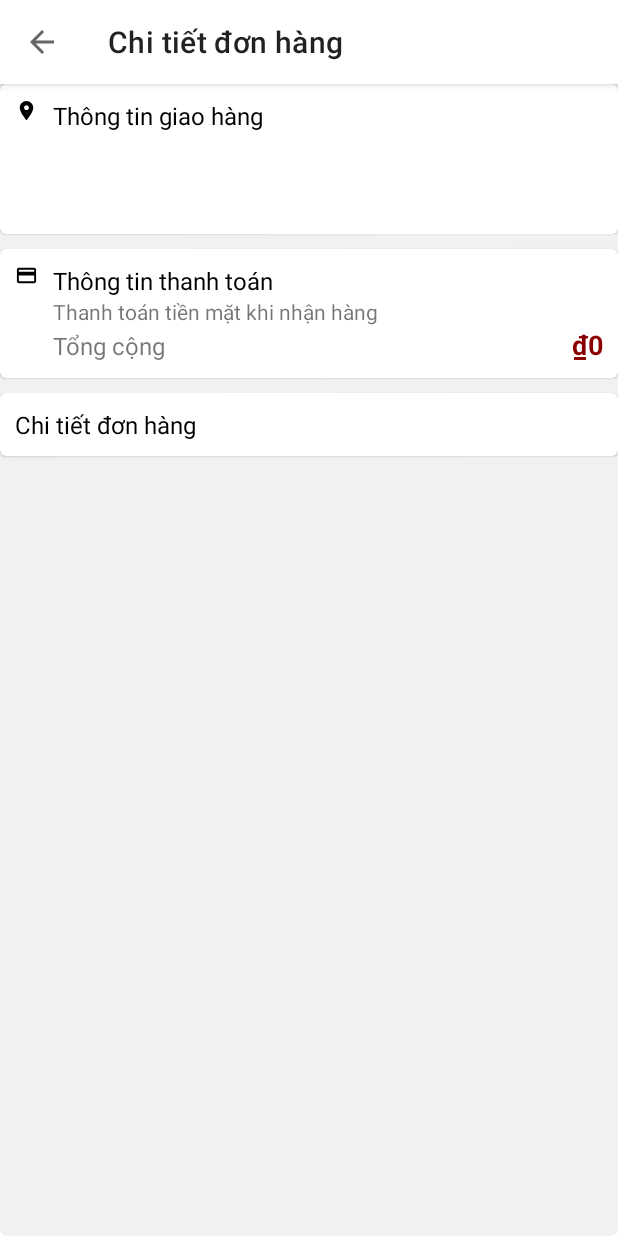
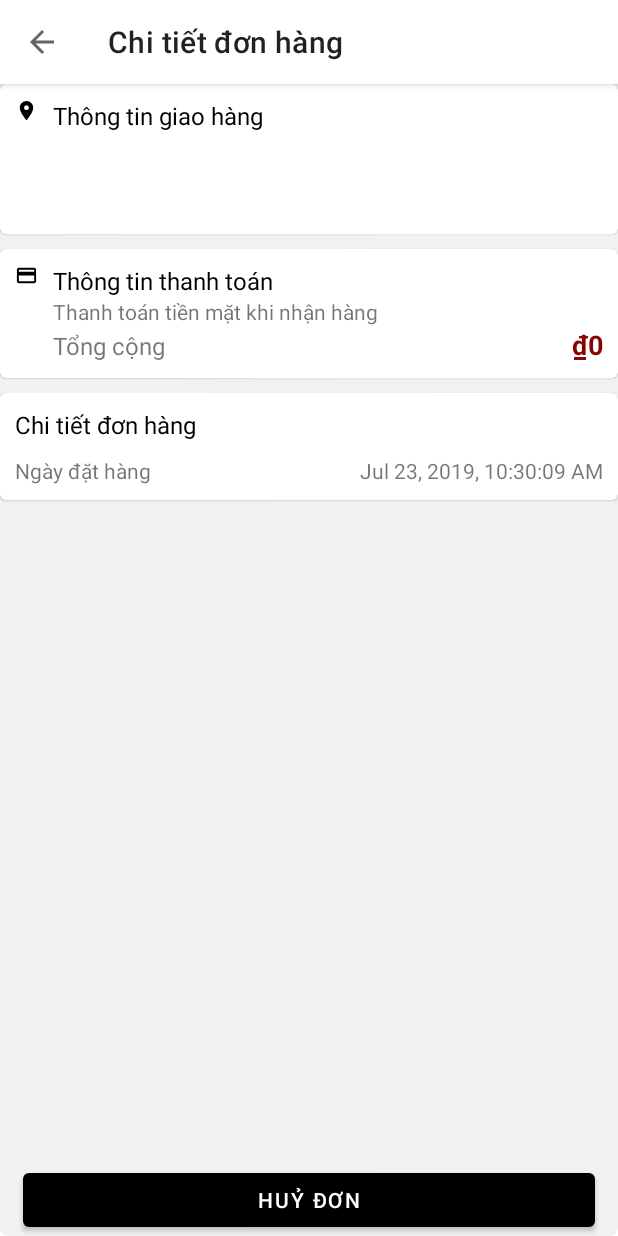
Before and after one commit to minhtus/trigonic, an Android app: the fragment OrderCanceledFragment placed in its activity, after a tap on "Đang xác nhận", on a phone screen of 412 x 824 dp. Run offline under Robolectric (Android 15) with nearby library versions, the phone set to English and light mode, and no system bars; our stand-ins replace Room's generated code; 3 statements that could not run were skipped.

Commit message:
Add Cancel order button; Complete Order feature

```diff
--- a/app/src/main/java/binh/pc/trigonic/OrderCanceledFragment.java
+++ b/app/src/main/java/binh/pc/trigonic/OrderCanceledFragment.java
@@ -18,7 +18,7 @@ import binh.pc.trigonic.models.OrderHistoryAdapter;
  */
 public class OrderCanceledFragment extends Fragment {
     OrderHistoryAdapter orderHistoryAdapter;
-    RecyclerView orderPendingRecyclerView;
+    RecyclerView orderRecyclerView;
 
     public OrderCanceledFragment() {
         // Required empty public constructor
@@ -31,9 +31,9 @@ public class OrderCanceledFragment extends Fragment {
         // Inflate the layout for this fragment
         View view = inflater.inflate(R.layout.fragment_order_pending, container, false);
         orderHistoryAdapter = new OrderHistoryAdapter(getContext(), AppDatabase.getInstance(getContext()).orderDAO().getByStatus(Order.CANCELED));
-        orderPendingRecyclerView = view.findViewById(R.id.recycler_pending_order);
-        orderPendingRecyclerView.setLayoutManager(new LinearLayoutManager(getContext(), RecyclerView.VERTICAL, false));
-        orderPendingRecyclerView.setAdapter(orderHistoryAdapter);
+        orderRecyclerView = view.findViewById(R.id.recycler_order);
+        orderRecyclerView.setLayoutManager(new LinearLayoutManager(getContext(), RecyclerView.VERTICAL, false));
+        orderRecyclerView.setAdapter(orderHistoryAdapter);
         return view;
     }
 
--- a/app/src/main/java/binh/pc/trigonic/OrderDetailActivity.java
+++ b/app/src/main/java/binh/pc/trigonic/OrderDetailActivity.java
@@ -1,15 +1,28 @@
 package binh.pc.trigonic;
 
 import android.content.Intent;
+import android.content.res.Resources;
+import android.os.Build;
+import android.util.TypedValue;
+import android.view.ViewGroup;
+import android.widget.Button;
+import android.widget.RelativeLayout;
 import android.widget.TextView;
+import android.widget.Toast;
+import androidx.annotation.RequiresApi;
 import androidx.appcompat.app.AppCompatActivity;
 import android.os.Bundle;
 import androidx.appcompat.widget.Toolbar;
 import androidx.recyclerview.widget.LinearLayoutManager;
 import androidx.recyclerview.widget.RecyclerView;
+import binh.pc.trigonic.database.AppDatabase;
 import binh.pc.trigonic.models.CartAdapter;
 import binh.pc.trigonic.models.Order;
 import binh.pc.trigonic.models.OrderDetailAdapter;
+import com.google.android.material.button.MaterialButton;
+
+import java.text.DateFormat;
+import java.util.Date;
 
 public class OrderDetailActivity extends AppCompatActivity {
     private TextView txtName;
@@ -17,10 +30,12 @@ public class OrderDetailActivity extends AppCompatActivity {
     private TextView txtAddress;
     private TextView txtPayment;
     private TextView txtTotal;
+    private TextView txtOrderDate;
 
     private OrderDetailAdapter orderDetailAdapter;
     private RecyclerView orderDetailRecyclerView;
 
+    @RequiresApi(api = Build.VERSION_CODES.M)
     @Override
     protected void onCreate(Bundle savedInstanceState) {
         super.onCreate(savedInstanceState);
@@ -37,6 +52,7 @@ public class OrderDetailActivity extends AppCompatActivity {
         txtAddress = findViewById(R.id.txtAddress);
         txtPayment = findViewById(R.id.txtPayment);
         txtTotal = findViewById(R.id.txtTotal);
+        txtOrderDate = findViewById(R.id.txtOrderDate);
         orderDetailRecyclerView = findViewById(R.id.recycler_order_detail);
 
         txtName.setText(order.getName());
@@ -44,11 +60,34 @@ public class OrderDetailActivity extends AppCompatActivity {
         txtAddress.setText(order.getAddress());
         txtPayment.setText(order.getPayment());
         txtTotal.setText(String.format("₫%,d", order.getTotal()));
+        Date date = new Date(order.getDate());
+        txtOrderDate.setText(date.toLocaleString());
 
         orderDetailRecyclerView.setLayoutManager(new LinearLayoutManager(this, RecyclerView.VERTICAL, false));
         orderDetailAdapter = new OrderDetailAdapter(this, order.getProducts());
         orderDetailRecyclerView.setAdapter(orderDetailAdapter);
 
+        if (Order.PENDING.equals(order.getStatus())) {
+            MaterialButton btnCancel = new MaterialButton(this);
+            btnCancel.setText("Huỷ đơn");
+            btnCancel.setOnClickListener(v -> {
+                order.setStatus(Order.CANCELED);
+                AppDatabase.getInstance(this).orderDAO().update(order);
+                Toast.makeText(this, "Đã huỷ đơn", Toast.LENGTH_LONG).show();
+                this.finish();
+            });
+            RelativeLayout.LayoutParams params = new RelativeLayout.LayoutParams(RelativeLayout.LayoutParams.MATCH_PARENT, ViewGroup.LayoutParams.WRAP_CONTENT);
+            params.addRule(RelativeLayout.ALIGN_PARENT_BOTTOM);
+            params.setMarginStart(dpToPx(15));
+            params.setMarginEnd(dpToPx(15));
+            btnCancel.setLayoutParams(params);
+            RelativeLayout layout = findViewById(R.id.layout_order_detail);
+            layout.addView(btnCancel);
+        }
+    }
 
+    private int dpToPx(int dp) {
+        Resources r = getResources();
+        return Math.round(TypedValue.applyDimension(TypedValue.COMPLEX_UNIT_DIP, dp, r.getDisplayMetrics()));
     }
 }
--- a/app/src/main/java/binh/pc/trigonic/OrderHistoryActivity.java
+++ b/app/src/main/java/binh/pc/trigonic/OrderHistoryActivity.java
@@ -1,5 +1,7 @@
 package binh.pc.trigonic;
 
+import android.content.Intent;
+import androidx.annotation.Nullable;
 import androidx.appcompat.app.AppCompatActivity;
 import android.os.Bundle;
 import androidx.appcompat.widget.Toolbar;
--- a/app/src/main/java/binh/pc/trigonic/OrderPendingFragment.java
+++ b/app/src/main/java/binh/pc/trigonic/OrderPendingFragment.java
@@ -18,7 +18,7 @@ import binh.pc.trigonic.models.OrderHistoryAdapter;
  */
 public class OrderPendingFragment extends Fragment {
     OrderHistoryAdapter orderHistoryAdapter;
-    RecyclerView orderPendingRecyclerView;
+    RecyclerView orderRecyclerView;
 
     public OrderPendingFragment() {
         // Required empty public constructor
@@ -31,10 +31,16 @@ public class OrderPendingFragment extends Fragment {
         // Inflate the layout for this fragment
         View view = inflater.inflate(R.layout.fragment_order_pending, container, false);
         orderHistoryAdapter = new OrderHistoryAdapter(getContext(), AppDatabase.getInstance(getContext()).orderDAO().getByStatus(Order.PENDING));
-        orderPendingRecyclerView = view.findViewById(R.id.recycler_pending_order);
-        orderPendingRecyclerView.setLayoutManager(new LinearLayoutManager(getContext(), RecyclerView.VERTICAL, false));
-        orderPendingRecyclerView.setAdapter(orderHistoryAdapter);
+        orderRecyclerView = view.findViewById(R.id.recycler_order);
+        orderRecyclerView.setLayoutManager(new LinearLayoutManager(getContext(), RecyclerView.VERTICAL, false));
+        orderRecyclerView.setAdapter(orderHistoryAdapter);
         return view;
     }
 
+    @Override
+    public void onResume() {
+        super.onResume();
+        orderHistoryAdapter = new OrderHistoryAdapter(getContext(), AppDatabase.getInstance(getContext()).orderDAO().getByStatus(Order.PENDING));
+        orderRecyclerView.setAdapter(orderHistoryAdapter);
+    }
 }
--- a/app/src/main/java/binh/pc/trigonic/database/AppDatabase.java
+++ b/app/src/main/java/binh/pc/trigonic/database/AppDatabase.java
@@ -8,7 +8,7 @@ import binh.pc.trigonic.models.Order;
 import binh.pc.trigonic.models.Product;
 import binh.pc.trigonic.models.ProductHistory;
 
-@Database(entities = {Product.class, Order.class, ProductHistory.class}, version = 1)
+@Database(entities = {Product.class, Order.class, ProductHistory.class}, version = 1, exportSchema = false)
 public abstract class AppDatabase extends RoomDatabase {
     public abstract CartDAO cartDAO();
     public abstract OrderDAO orderDAO();
--- a/app/src/main/java/binh/pc/trigonic/database/OrderDAO.java
+++ b/app/src/main/java/binh/pc/trigonic/database/OrderDAO.java
@@ -19,6 +19,6 @@ public interface OrderDAO {
     @Query("select * from `order`")
     List<Order> getAll();
 
-    @Query("select * from `order` where status == :status")
+    @Query("select * from `order` where status == :status order by id desc")
     List<Order> getByStatus(String status);
 }
--- a/app/src/main/java/binh/pc/trigonic/models/Order.java
+++ b/app/src/main/java/binh/pc/trigonic/models/Order.java
@@ -14,7 +14,7 @@ public class Order implements Serializable {
     @TypeConverters(ProductListConverter.class)
     private List<Product> products;
     private String status;
-    private String date;
+    private long date;
     private String name;
     private String phone;
     private String address;
@@ -28,7 +28,7 @@ public class Order implements Serializable {
     public static String PAYMENT_COD = "Thanh toán tiền mặt khi nhận hàng";
     public static String PAYMENT_MOMO = "Thanh toán bằng ví MoMo";
 
-    public Order(List<Product> products, String status, String date, String name, String phone, String address, String payment, int total) {
+    public Order(List<Product> products, String status, long date, String name, String phone, String address, String payment, int total) {
         this.products = products;
         this.status = status;
         this.date = date;
@@ -63,11 +63,11 @@ public class Order implements Serializable {
         this.status = status;
     }
 
-    public String getDate() {
+    public long getDate() {
         return date;
     }
 
-    public void setDate(String date) {
+    public void setDate(long date) {
         this.date = date;
     }
 
--- a/app/src/main/res/layout/activity_order_detail.xml
+++ b/app/src/main/res/layout/activity_order_detail.xml
@@ -7,6 +7,7 @@
         android:layout_height="match_parent"
         tools:context=".OrderDetailActivity"
         android:background="@drawable/img_shade"
+        android:id="@+id/layout_order_detail"
         >
 
     <com.google.android.material.appbar.MaterialToolbar
@@ -171,15 +172,39 @@
             android:layout_height="wrap_content"
             android:layout_below="@+id/cardPayment"
             >
-        <TextView
+        <LinearLayout
                 android:layout_width="match_parent"
-                android:layout_height="wrap_content"
-                android:textColor="@color/colorPrimary"
-                android:textSize="16sp"
-                android:text="@string/title_order_detail"
+                android:layout_height="match_parent"
+                android:orientation="vertical"
                 android:layout_margin="10dp"
-                android:layout_marginStart="25dp"
-                />
+                >
+            <TextView
+                    android:layout_width="match_parent"
+                    android:layout_height="wrap_content"
+                    android:textColor="@color/colorPrimary"
+                    android:textSize="16sp"
+                    android:text="@string/title_order_detail"
+                    />
+
+            <LinearLayout
+                    android:layout_width="match_parent"
+                    android:layout_height="wrap_content"
+                    android:orientation="horizontal"
+                    android:layout_marginTop="10dp"
+                    >
+                <TextView
+                        android:layout_width="wrap_content"
+                        android:layout_height="wrap_content"
+                        android:text="@string/text_order_date"
+                        />
+                <TextView
+                        android:id="@+id/txtOrderDate"
+                        android:layout_width="match_parent"
+                        android:layout_height="wrap_content"
+                        android:gravity="end"
+                        />
+            </LinearLayout>
+        </LinearLayout>
     </com.google.android.material.card.MaterialCardView>
 
     <androidx.recyclerview.widget.RecyclerView
--- a/app/src/main/res/layout/fragment_order_canceled.xml
+++ b/app/src/main/res/layout/fragment_order_canceled.xml
@@ -8,7 +8,7 @@
         >
 
     <androidx.recyclerview.widget.RecyclerView
-            android:id="@+id/recycler_pending_order"
+            android:id="@+id/recycler_order"
             android:layout_width="match_parent"
             android:layout_height="wrap_content"
             android:layout_marginTop="5dp"
--- a/app/src/main/res/layout/fragment_order_completed.xml
+++ b/app/src/main/res/layout/fragment_order_completed.xml
@@ -8,7 +8,7 @@
         >
 
     <androidx.recyclerview.widget.RecyclerView
-            android:id="@+id/recycler_pending_order"
+            android:id="@+id/recycler_order"
             android:layout_width="match_parent"
             android:layout_height="wrap_content"
             android:layout_marginTop="5dp"
--- a/app/src/main/res/layout/fragment_order_delivering.xml
+++ b/app/src/main/res/layout/fragment_order_delivering.xml
@@ -8,7 +8,7 @@
         >
 
     <androidx.recyclerview.widget.RecyclerView
-            android:id="@+id/recycler_pending_order"
+            android:id="@+id/recycler_order"
             android:layout_width="match_parent"
             android:layout_height="wrap_content"
             android:layout_marginTop="5dp"
--- a/app/src/main/res/layout/fragment_order_pending.xml
+++ b/app/src/main/res/layout/fragment_order_pending.xml
@@ -8,7 +8,7 @@
         >
 
     <androidx.recyclerview.widget.RecyclerView
-            android:id="@+id/recycler_pending_order"
+            android:id="@+id/recycler_order"
             android:layout_width="match_parent"
             android:layout_height="wrap_content"
             android:layout_marginTop="5dp"
--- a/app/src/main/res/values/strings.xml
+++ b/app/src/main/res/values/strings.xml
@@ -70,4 +70,5 @@
     <string name="title_order_detail">Chi tiết đơn hàng</string>
     <string name="title_delivery_information">Thông tin giao hàng</string>
     <string name="title_payment_information">Thông tin thanh toán</string>
+    <string name="text_order_date">Ngày đặt hàng</string>
 </resources>
```
Also changed, not shown: app/src/main/java/binh/pc/trigonic/OrderActivity.java (+5 -2 lines), app/src/main/java/binh/pc/trigonic/OrderCompletedFragment.java (+4 -4 lines), app/src/main/java/binh/pc/trigonic/OrderDeliveringFragment.java (+4 -4 lines).
